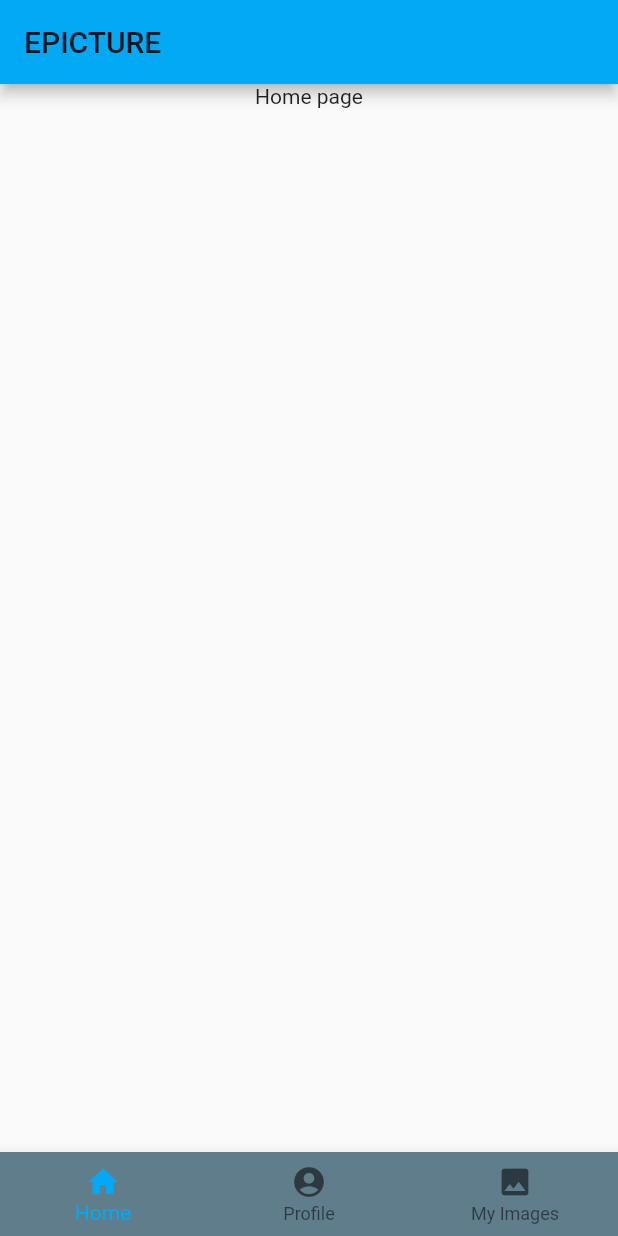
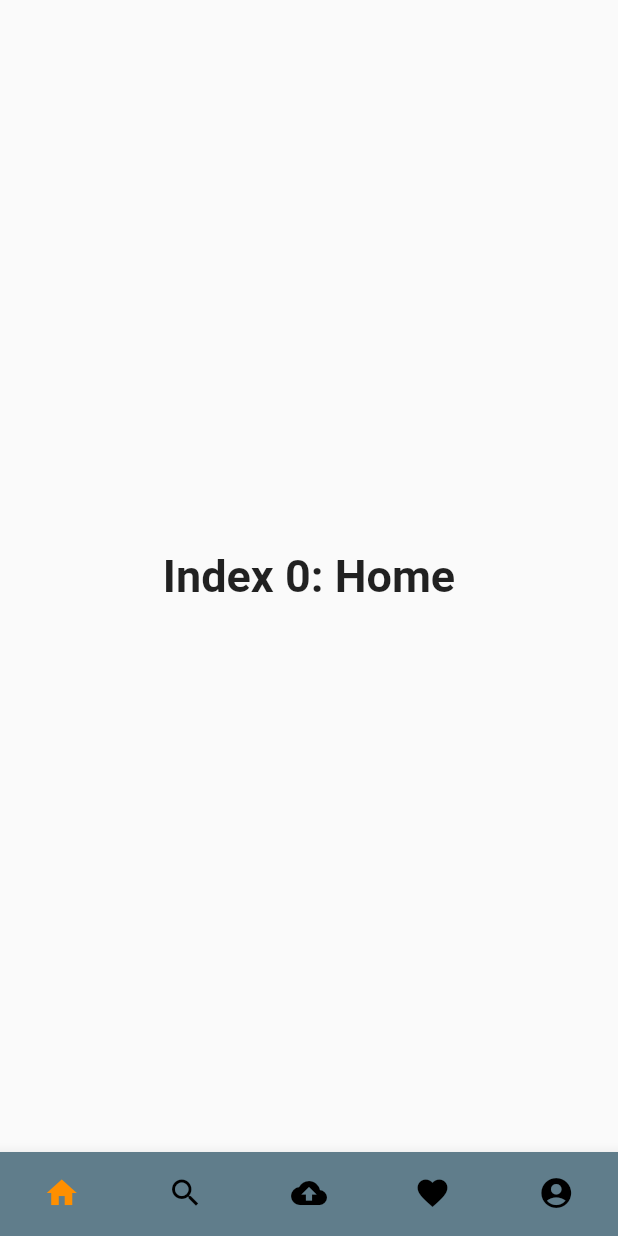
Before and after one commit to gravfu/ImgurClient.Flutter.Android, a Flutter app: the screen it shows after launch, on a phone screen of 412 x 824 dp. Run offline on Flutter 3.47's test engine with Material 2 defaults, Android fonts, the phone set to English and light mode, and no system bars; our stand-ins replace photo_view; missing offline and left inert: flutter_web_auth, imgur.

Commit message:
[ADD] App v0.2

```diff
--- /dev/null
+++ b/epicture/lib/FrontPage.dart
@@ -0,0 +1,16 @@
+import 'package:flutter/material.dart';
+import 'widget/NavBar.dart';
+
+class Home extends StatelessWidget {
+  static const String _title = 'Flutter Code Sample';
+  String clientID = "";
+
+  @override
+  Widget build(BuildContext context) {
+    return MaterialApp(
+      debugShowCheckedModeBanner: false,
+      title: _title,
+      home: NavBar(),
+    );
+  }
+}
--- /dev/null
+++ b/epicture/lib/data/ProfileData.dart
@@ -0,0 +1,7 @@
+class ProfileData {
+  String accessToken;
+  String refreshToken;
+  var expireDate;
+  String accountUser;
+  String accountId;
+}
--- a/epicture/lib/home.dart
+++ /dev/null
@@ -1,61 +0,0 @@
-import 'ConnectImgur.dart';
-import 'package:flutter/material.dart';
-
-class Home extends StatefulWidget {
-  @override
-  _HomeState createState() => _HomeState();
-}
-
-class _HomeState extends State<Home> {
-  int _currentIndex = 0;
-
-  final tabs = [
-    Center(child: Text("Home page")),
-    ConnectApp(),
-    Center(child: Text("My Images")),
-  ];
-
-  @override
-  Widget build(BuildContext context) {
-    return Scaffold(
-      body: Center(
-        child: Container(
-          //color: Colors.greenAccent,
-          child: Column(
-            mainAxisAlignment: MainAxisAlignment.start,
-            children: <Widget>[
-              AppBar(
-                title: Text("EPICTURE"),
-              ),
-              tabs[_currentIndex],
-            ],
-          ),
-        ),
-      ),
-      bottomNavigationBar: BottomNavigationBar(
-        currentIndex: _currentIndex,
-        type: BottomNavigationBarType.fixed,
-        backgroundColor: Colors.blueGrey,
-        items: [
-          BottomNavigationBarItem(
-            icon: Icon(Icons.home),
-            title: Text('Home'),
-          ),
-          BottomNavigationBarItem(
-            icon: Icon(Icons.account_circle),
-            title: Text('Profile'),
-          ),
-          BottomNavigationBarItem(
-            icon: Icon(Icons.image),
-            title: Text('My Images'),
-          ),
-        ],
-        onTap: (index) {
-          setState(() {
-            _currentIndex = index;
-          });
-        },
-      ),
-    );
-  }
-}
--- a/epicture/lib/main.dart
+++ b/epicture/lib/main.dart
@@ -1,4 +1,4 @@
-import 'home.dart';
+import 'FrontPage.dart';
 //import 'ConnectImgur.dart';
 import 'package:flutter/material.dart';
 
--- a/epicture/lib/profile.dart
+++ b/epicture/lib/profile.dart
@@ -3,6 +3,6 @@ import 'package:flutter/material.dart';
 class PofilePage extends StatelessWidget {
   @override
   Widget build(BuildContext context) {
-    return Center();
+    return MaterialApp();
   }
 }
--- a/epicture/lib/ConnectImgur.dart
+++ b/epicture/lib/widget/ConnectImgur.dart
@@ -3,7 +3,7 @@ import 'package:flutter/services.dart';
 
 import 'package:flutter_web_auth/flutter_web_auth.dart';
 
-void main() => runApp(ConnectApp());
+import 'package:imgur/imgur.dart' as imgur;
 
 class ConnectApp extends StatefulWidget {
   @override
@@ -13,7 +13,6 @@ class ConnectApp extends StatefulWidget {
 class _MyAppState extends State<ConnectApp> {
   String _status = '';
   String _clientID = '6acf662630ca71d';
-  String _clientSecret = 'c9a7660d508e0722a99868baa06e4dedb4c91363';
   final _callbackUrlScheme = 'com.example.epicture://success';
 
   @override
@@ -27,6 +26,7 @@ class _MyAppState extends State<ConnectApp> {
       'client_id': _clientID,
       'redirect_uri': _callbackUrlScheme,
     });
+    String accessToken = "";
 
     try {
       final result = await FlutterWebAuth.authenticate(
@@ -38,6 +38,7 @@ class _MyAppState extends State<ConnectApp> {
         uri.queryParameters.forEach((k, v) {
           _status += '\nkey: $k - value: $v';
         });
+        accessToken = uri.queryParameters['access_token'];
         _status +=
             '\n\nGot access token: ${uri.queryParameters['access_token']}';
       });
@@ -46,6 +47,11 @@ class _MyAppState extends State<ConnectApp> {
         _status = 'Got error: $e';
       });
     }
+    final client = imgur.Imgur(imgur.Authentication.fromToken(accessToken));
+    List resp = await client.account.getImages();
+    resp.forEach((element) {
+      _status += "\n " + element.link;
+    });
   }
 
   @override
--- /dev/null
+++ b/epicture/lib/widget/NavBar.dart
@@ -0,0 +1,82 @@
+import 'package:flutter/material.dart';
+import 'ConnectImgur.dart';
+
+/// This is the stateful widget that the main application instantiates.
+class NavBar extends StatefulWidget {
+  NavBar({Key key}) : super(key: key);
+
+  @override
+  _NavBar createState() => _NavBar();
+}
+
+/// This is the private State class that goes with MyStatefulWidget.
+class _NavBar extends State<NavBar> {
+  int _selectedIndex = 0;
+  static const TextStyle optionStyle =
+      TextStyle(fontSize: 30, fontWeight: FontWeight.bold);
+  List<Widget> _widgetOptions = <Widget>[
+    Text(
+      'Index 0: Home',
+      style: optionStyle,
+    ),
+    ConnectApp(),
+    Text(
+      'Index 2: School',
+      style: optionStyle,
+    ),
+    Text(
+      'Index 2: School',
+      style: optionStyle,
+    ),
+    Text(
+      'Index 2: School',
+      style: optionStyle,
+    ),
+  ];
+
+  void _onItemTapped(int index) {
+    setState(() {
+      _selectedIndex = index;
+    });
+  }
+
+  @override
+  Widget build(BuildContext context) {
+    return Scaffold(
+      body: Center(
+        child: _widgetOptions.elementAt(_selectedIndex),
+      ),
+      bottomNavigationBar: BottomNavigationBar(
+        selectedFontSize: 0,
+        items: const <BottomNavigationBarItem>[
+          BottomNavigationBarItem(
+            icon: Icon(Icons.home),
+            label: 'Home',
+          ),
+          BottomNavigationBarItem(
+            icon: Icon(Icons.search),
+            label: 'Profile',
+          ),
+          BottomNavigationBarItem(
+            icon: Icon(Icons.cloud_upload),
+            label: 'My Images',
+          ),
+          BottomNavigationBarItem(
+            icon: Icon(Icons.favorite),
+            label: 'My Images',
+          ),
+          BottomNavigationBarItem(
+            icon: Icon(Icons.account_circle),
+            label: 'My Images',
+          ),
+        ],
+        currentIndex: _selectedIndex,
+        backgroundColor: Colors.blueGrey,
+        selectedItemColor: Colors.amber[800],
+        unselectedItemColor: Colors.black,
+        type: BottomNavigationBarType.fixed,
+        onTap: _onItemTapped,
+      ),
+    );
+  }
+}
--- a/epicture/pubspec.yaml
+++ b/epicture/pubspec.yaml
@@ -41,6 +41,7 @@ dev_dependencies:
   uni_links:
   url_launcher:
   flutter_web_auth:
+  imgur:
 
 # For information on the generic Dart part of this file, see the
 # following page: https://dart.dev/tools/pub/pubspec
```
Also changed, not shown: epicture/pubspec.lock.
